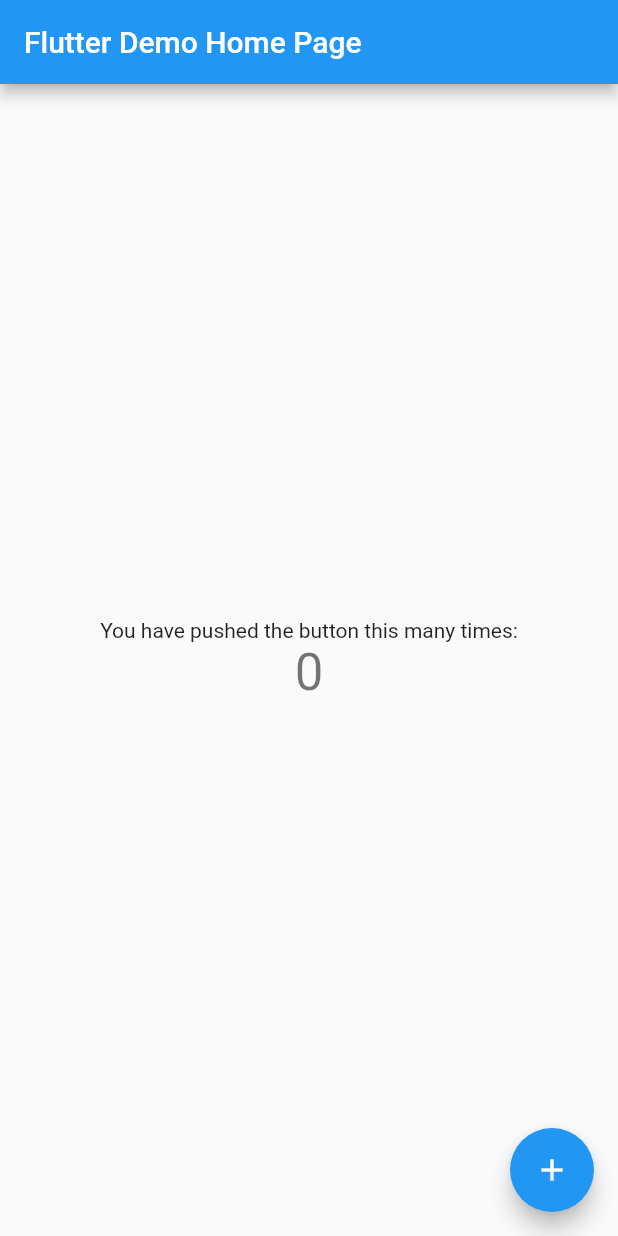
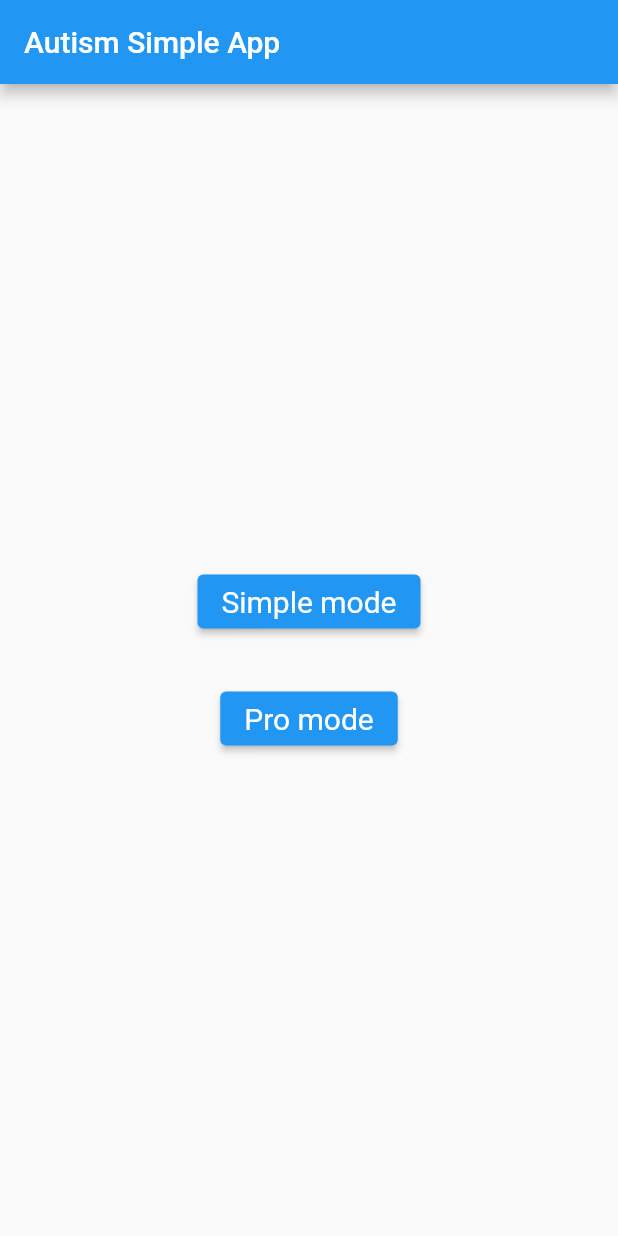
Before and after one commit to joalliswellchin/autism_simple_app, a Flutter app: the screen it shows after launch, on a phone screen of 412 x 824 dp. Run offline on Flutter 3.47's test engine with Material 2 defaults, Android fonts, the phone set to English and light mode, and no system bars.

Commit message:
add homepage

```diff
--- /dev/null
+++ b/lib/common/common.dart
@@ -0,0 +1 @@
+// this file will be all widgets that are stateless and reusable
--- a/lib/main.dart
+++ b/lib/main.dart
@@ -1,115 +1,7 @@
 import 'package:flutter/material.dart';
+import 'stack.dart';
 
+// initiating the app
 void main() {
-  runApp(const MyApp());
+  runApp(const AppStack());
 }
-
-class MyApp extends StatelessWidget {
-  const MyApp({Key? key}) : super(key: key);
-
-  // This widget is the root of your application.
-  @override
-  Widget build(BuildContext context) {
-    return MaterialApp(
-      title: 'Flutter Demo',
-      theme: ThemeData(
-        // This is the theme of your application.
-        //
-        // Try running your application with "flutter run". You'll see the
-        // application has a blue toolbar. Then, without quitting the app, try
-        // changing the primarySwatch below to Colors.green and then invoke
-        // "hot reload" (press "r" in the console where you ran "flutter run",
-        // or simply save your changes to "hot reload" in a Flutter IDE).
-        // Notice that the counter didn't reset back to zero; the application
-        // is not restarted.
-        primarySwatch: Colors.blue,
-      ),
-      home: const MyHomePage(title: 'Flutter Demo Home Page'),
-    );
-  }
-}
-
-class MyHomePage extends StatefulWidget {
-  const MyHomePage({Key? key, required this.title}) : super(key: key);
-
-  // This widget is the home page of your application. It is stateful, meaning
-  // that it has a State object (defined below) that contains fields that affect
-  // how it looks.
-
-  // This class is the configuration for the state. It holds the values (in this
-  // case the title) provided by the parent (in this case the App widget) and
-  // used by the build method of the State. Fields in a Widget subclass are
-  // always marked "final".
-
-  final String title;
-
-  @override
-  State<MyHomePage> createState() => _MyHomePageState();
-}
-
-class _MyHomePageState extends State<MyHomePage> {
-  int _counter = 0;
-
-  void _incrementCounter() {
-    setState(() {
-      // This call to setState tells the Flutter framework that something has
-      // changed in this State, which causes it to rerun the build method below
-      // so that the display can reflect the updated values. If we changed
-      // _counter without calling setState(), then the build method would not be
-      // called again, and so nothing would appear to happen.
-      _counter++;
-    });
-  }
-
-  @override
-  Widget build(BuildContext context) {
-    // This method is rerun every time setState is called, for instance as done
-    // by the _incrementCounter method above.
-    //
-    // The Flutter framework has been optimized to make rerunning build methods
-    // fast, so that you can just rebuild anything that needs updating rather
-    // than having to individually change instances of widgets.
-    return Scaffold(
-      appBar: AppBar(
-        // Here we take the value from the MyHomePage object that was created by
-        // the App.build method, and use it to set our appbar title.
-        title: Text(widget.title),
-      ),
-      body: Center(
-        // Center is a layout widget. It takes a single child and positions it
-        // in the middle of the parent.
-        child: Column(
-          // Column is also a layout widget. It takes a list of children and
-          // arranges them vertically. By default, it sizes itself to fit its
-          // children horizontally, and tries to be as tall as its parent.
-          //
-          // Invoke "debug painting" (press "p" in the console, choose the
-          // "Toggle Debug Paint" action from the Flutter Inspector in Android
-          // Studio, or the "Toggle Debug Paint" command in Visual Studio Code)
-          // to see the wireframe for each widget.
-          //
-          // Column has various properties to control how it sizes itself and
-          // how it positions its children. Here we use mainAxisAlignment to
-          // center the children vertically; the main axis here is the vertical
-          // axis because Columns are vertical (the cross axis would be
-          // horizontal).
-          mainAxisAlignment: MainAxisAlignment.center,
-          children: <Widget>[
-            const Text(
-              'You have pushed the button this many times:',
-            ),
-            Text(
-              '$_counter',
-              style: Theme.of(context).textTheme.headline4,
-            ),
-          ],
-        ),
-      ),
-      floatingActionButton: FloatingActionButton(
-        onPressed: _incrementCounter,
-        tooltip: 'Increment',
-        child: const Icon(Icons.add),
-      ), // This trailing comma makes auto-formatting nicer for build methods.
-    );
-  }
-}
--- /dev/null
+++ b/lib/pages/components/home.dart
@@ -0,0 +1,32 @@
+import 'package:flutter/material.dart';
+
+/// Navigation
+void simpleMode(context) {
+  Navigator.push(
+    context,
+    MaterialPageRoute(builder: (context) => const SimpleMode()),
+  );
+}
+
+void proMode(context) {}
+
+///
+class SimpleMode extends StatelessWidget {
+  const SimpleMode({super.key});
+
+  @override
+  Widget build(BuildContext context) {
+    // TODO: create grid here, might need use stateful, need to have back here(optional)
+    return Scaffold(
+      body: Center(
+        // make this child widget a common widget
+        child: ElevatedButton(
+          onPressed: () {
+            Navigator.pop(context);
+          },
+          child: const Text('Back'),
+        ),
+      ),
+    );
+  }
+}
--- /dev/null
+++ b/lib/pages/home.dart
@@ -0,0 +1,37 @@
+import 'package:flutter/material.dart';
+
+import 'components/home.dart';
+
+class MyStatefulWidget extends StatefulWidget {
+  const MyStatefulWidget({super.key});
+
+  @override
+  State<MyStatefulWidget> createState() => _MyStatefulWidgetState();
+}
+
+class _MyStatefulWidgetState extends State<MyStatefulWidget> {
+  @override
+  Widget build(BuildContext context) {
+    final ButtonStyle style =
+        ElevatedButton.styleFrom(textStyle: const TextStyle(fontSize: 20));
+
+    return Center(
+      child: Column(
+        mainAxisSize: MainAxisSize.min,
+        children: <Widget>[
+          ElevatedButton(
+            style: style,
+            onPressed: () => simpleMode(context),
+            child: const Text('Simple mode'),
+          ),
+          const SizedBox(height: 30),
+          ElevatedButton(
+            style: style,
+            onPressed: () => proMode(context),
+            child: const Text('Pro mode'),
+          ),
+        ],
+      ),
+    );
+  }
+}
--- /dev/null
+++ b/lib/stack.dart
@@ -0,0 +1,20 @@
+import 'package:flutter/material.dart';
+
+import 'pages/home.dart';
+
+// flutter uses stack of widgets to build a history
+// read this for more details https://docs.flutter.dev/development/ui/navigation
+class AppStack extends StatelessWidget {
+  const AppStack({super.key});
+  static const String _title = 'Autism Simple App';
+  @override
+  Widget build(BuildContext context) {
+    return MaterialApp(
+      title: _title,
+      home: Scaffold(
+        appBar: AppBar(title: const Text(_title)),
+        body: const MyStatefulWidget(),
+      ),
+    );
+  }
+}
```
Also changed, not shown: 2 other files.
